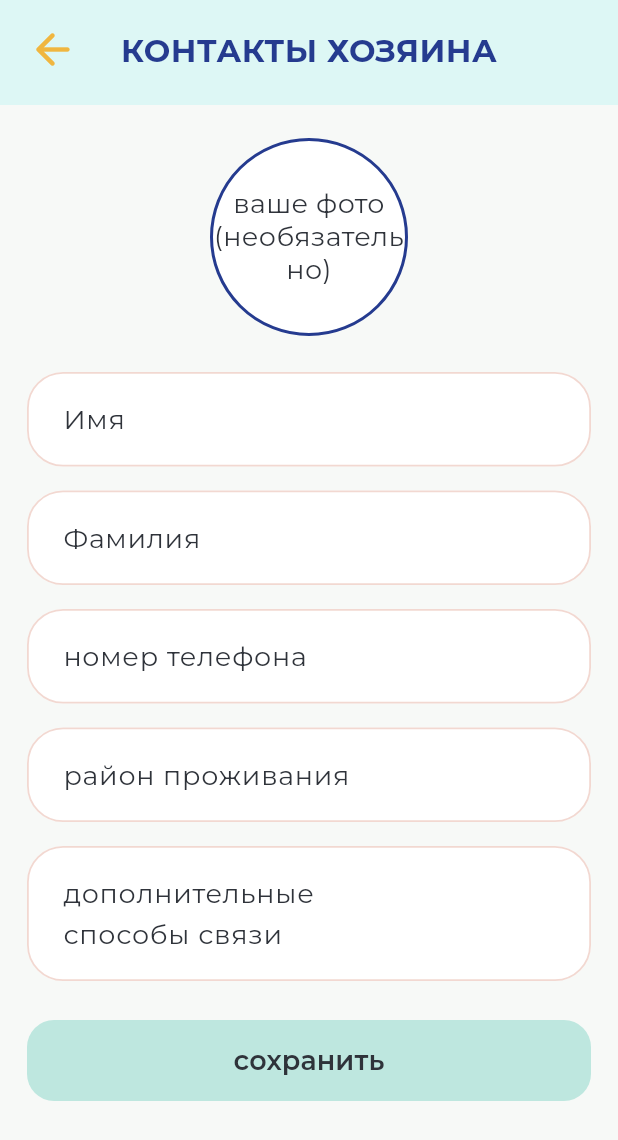
After one commit to drug-app/drugapp, a Flutter app: the OwnerContactsScreen screen opened directly, on a phone screen of 412 x 824 dp. The commit adds this screen. Shown: the top 1140 px of the screen. Run offline on Flutter 3.47's test engine with Material 3 defaults, Android fonts, the light colour scheme and no system bars; our stand-ins replace file_picker, image_picker, supabase_flutter; accounts and stored records are empty.

Commit message:
added profile flows: pet info, history, records, owner contacts

```diff
--- /dev/null
+++ b/lib/screens/profile/owner_contacts_screen.dart
@@ -0,0 +1,221 @@
+import 'package:flutter/material.dart';
+
+class OwnerContactsScreen extends StatefulWidget {
+  const OwnerContactsScreen({super.key});
+
+  @override
+  State<OwnerContactsScreen> createState() => _OwnerContactsScreenState();
+}
+
+class _OwnerContactsScreenState extends State<OwnerContactsScreen> {
+  static const Color accent = Color(0xFFF0B63F);
+  static const Color textDark = Color(0xFF2F333A);
+  static const Color bg = Color(0xFFF7F9F7);
+  static const Color blueText = Color(0xFF253B8F);
+  static const Color tiffany = Color(0xFFDDF7F5);
+  static const Color peachBorder = Color(0xFFF2D8D1);
+
+  final TextEditingController nameController = TextEditingController();
+  final TextEditingController surnameController = TextEditingController();
+  final TextEditingController phoneController = TextEditingController();
+  final TextEditingController areaController = TextEditingController();
+  final TextEditingController extraController = TextEditingController();
+
+  @override
+  void dispose() {
+    nameController.dispose();
+    surnameController.dispose();
+    phoneController.dispose();
+    areaController.dispose();
+    extraController.dispose();
+    super.dispose();
+  }
+
+  Widget _inputField({
+    required String hint,
+    required TextEditingController controller,
+    int maxLines = 1,
+  }) {
+    return TextField(
+      controller: controller,
+      maxLines: maxLines,
+      style: const TextStyle(
+        fontSize: 18,
+        color: textDark,
+      ),
+      decoration: InputDecoration(
+        hintText: hint,
+        hintStyle: const TextStyle(
+          fontSize: 18,
+          color: textDark,
+        ),
+        filled: true,
+        fillColor: Colors.white,
+        contentPadding: const EdgeInsets.symmetric(
+          horizontal: 20,
+          vertical: 18,
+        ),
+        border: OutlineInputBorder(
+          borderRadius: BorderRadius.circular(24),
+          borderSide: const BorderSide(
+            color: peachBorder,
+            width: 1.2,
+          ),
+        ),
+        enabledBorder: OutlineInputBorder(
+          borderRadius: BorderRadius.circular(24),
+          borderSide: const BorderSide(
+            color: peachBorder,
+            width: 1.2,
+          ),
+        ),
+        focusedBorder: OutlineInputBorder(
+          borderRadius: BorderRadius.circular(24),
+          borderSide: const BorderSide(
+            color: accent,
+            width: 1.4,
+          ),
+        ),
+      ),
+    );
+  }
+
+  @override
+  Widget build(BuildContext context) {
+    return Scaffold(
+      backgroundColor: bg,
+      body: SafeArea(
+        child: Column(
+          children: [
+            Container(
+              width: double.infinity,
+              color: tiffany,
+              padding: const EdgeInsets.fromLTRB(18, 16, 18, 20),
+              child: Row(
+                children: [
+                  GestureDetector(
+                    onTap: () => Navigator.pop(context),
+                    child: const Icon(
+                      Icons.arrow_back_rounded,
+                      size: 34,
+                      color: accent,
+                    ),
+                  ),
+                  const Expanded(
+                    child: Center(
+                      child: Text(
+                        'КОНТАКТЫ ХОЗЯИНА',
+                        style: TextStyle(
+                          fontSize: 21,
+                          fontWeight: FontWeight.w700,
+                          color: blueText,
+                        ),
+                      ),
+                    ),
+                  ),
+                  const SizedBox(width: 34),
+                ],
+              ),
+            ),
+            Expanded(
+              child: SingleChildScrollView(
+                padding: const EdgeInsets.fromLTRB(18, 22, 18, 24),
+                child: Column(
+                  children: [
+                    GestureDetector(
+                      onTap: () {
+                        ScaffoldMessenger.of(context).showSnackBar(
+                          const SnackBar(
+                            content: Text('Добавление фото подключим следующим шагом'),
+                          ),
+                        );
+                      },
+                      child: Container(
+                        width: 132,
+                        height: 132,
+                        decoration: BoxDecoration(
+                          shape: BoxShape.circle,
+                          border: Border.all(
+                            color: const Color(0xFF253B8F),
+                            width: 2,
+                          ),
+                          color: Colors.white,
+                        ),
+                        child: const Center(
+                          child: Text(
+                            'ваше фото\n(необязательно)',
+                            textAlign: TextAlign.center,
+                            style: TextStyle(
+                              fontSize: 18,
+                              color: textDark,
+                              height: 1.2,
+                            ),
+                          ),
+                        ),
+                      ),
+                    ),
+                    const SizedBox(height: 24),
+                    _inputField(
+                      hint: 'Имя',
+                      controller: nameController,
+                    ),
+                    const SizedBox(height: 16),
+                    _inputField(
+                      hint: 'Фамилия',
+                      controller: surnameController,
+                    ),
+                    const SizedBox(height: 16),
+                    _inputField(
+                      hint: 'номер телефона',
+                      controller: phoneController,
+                    ),
+                    const SizedBox(height: 16),
+                    _inputField(
+                      hint: 'район проживания',
+                      controller: areaController,
+                    ),
+                    const SizedBox(height: 16),
+                    _inputField(
+                      hint: 'дополнительные\nспособы связи',
+                      controller: extraController,
+                      maxLines: 2,
+                    ),
+                    const SizedBox(height: 26),
+                    SizedBox(
+                      width: double.infinity,
+                      height: 54,
+                      child: ElevatedButton(
+                        style: ElevatedButton.styleFrom(
+                          backgroundColor: const Color(0xFFBEE7DF),
+                          foregroundColor: textDark,
+                          elevation: 0,
+                          shape: RoundedRectangleBorder(
+                            borderRadius: BorderRadius.circular(18),
+                          ),
+                        ),
+                        onPressed: () {
+                          ScaffoldMessenger.of(context).showSnackBar(
+                            const SnackBar(
+                              content: Text('Сохранение подключим к Supabase следующим шагом'),
+                            ),
+                          );
+                        },
+                        child: const Text(
+                          'сохранить',
+                          style: TextStyle(
+                            fontSize: 18,
+                            fontWeight: FontWeight.w600,
+                          ),
+                        ),
+                      ),
+                    ),
+                  ],
+                ),
+              ),
+            ),
+          ],
+        ),
+      ),
+    );
+  }
+}
```
Also changed, not shown: lib/screens/profile/history_screen.dart (added, +65 -0 lines), lib/screens/profile/our_records_screen.dart (added, +96 -0 lines), lib/screens/profile/pet_info_screen.dart (added, +128 -0 lines), lib/screens/profile/profile_screen.dart (+51 -17 lines).
